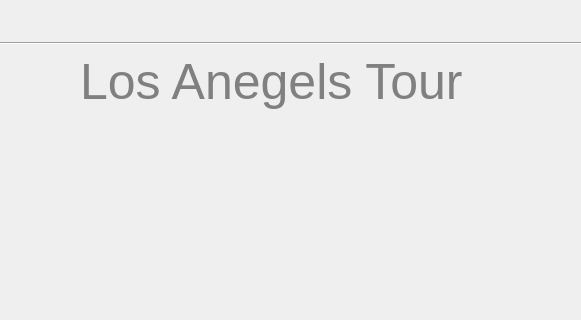
Old version of the form tour.ui in the repository Cyriously1/NFLTour; both pictures show x 191 to 772 and y 0 to 320 of the 982 by 709 pixel window.
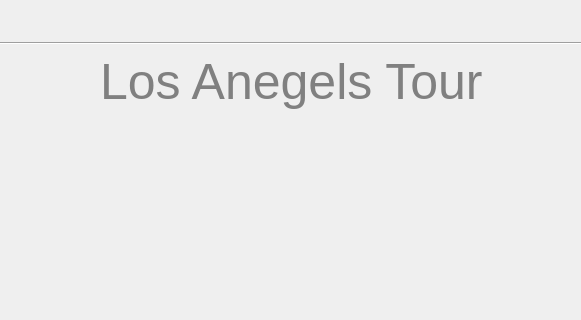
New version of the form. The open tabs and pages were chosen to show the change.

```diff
--- a/tour.ui
+++ b/tour.ui
@@ -255,7 +255,7 @@
       <widget class="QLabel" name="label">
        <property name="geometry">
         <rect>
-         <x>260</x>
+         <x>280</x>
          <y>0</y>
          <width>401</width>
          <height>61</height>
```
Left out of the diff: 2 changed lines with no effect on the pictures.
